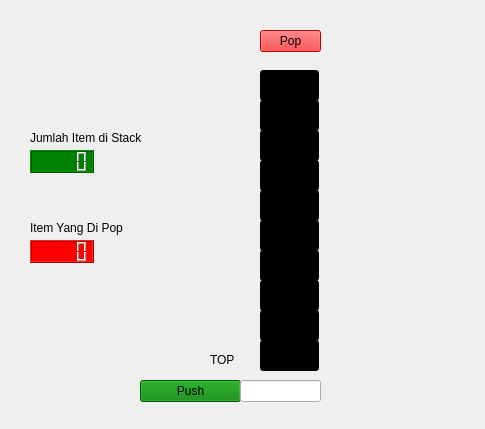
Above: ui/stackwindow.ui from selesdepselesnul/dss before the change. Below: the same form after it.
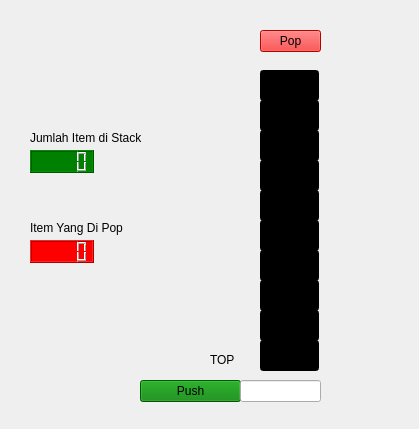
That is the form after the change. Icons and pictures are not drawn.

Commit message: add modality to each window

Patch:
```diff
--- a/ui/stackwindow.ui
+++ b/ui/stackwindow.ui
@@ -9,7 +9,7 @@
    <rect>
     <x>0</x>
     <y>0</y>
-    <width>485</width>
+    <width>419</width>
     <height>429</height>
    </rect>
   </property>
```
The commit also changes 3 other files.
